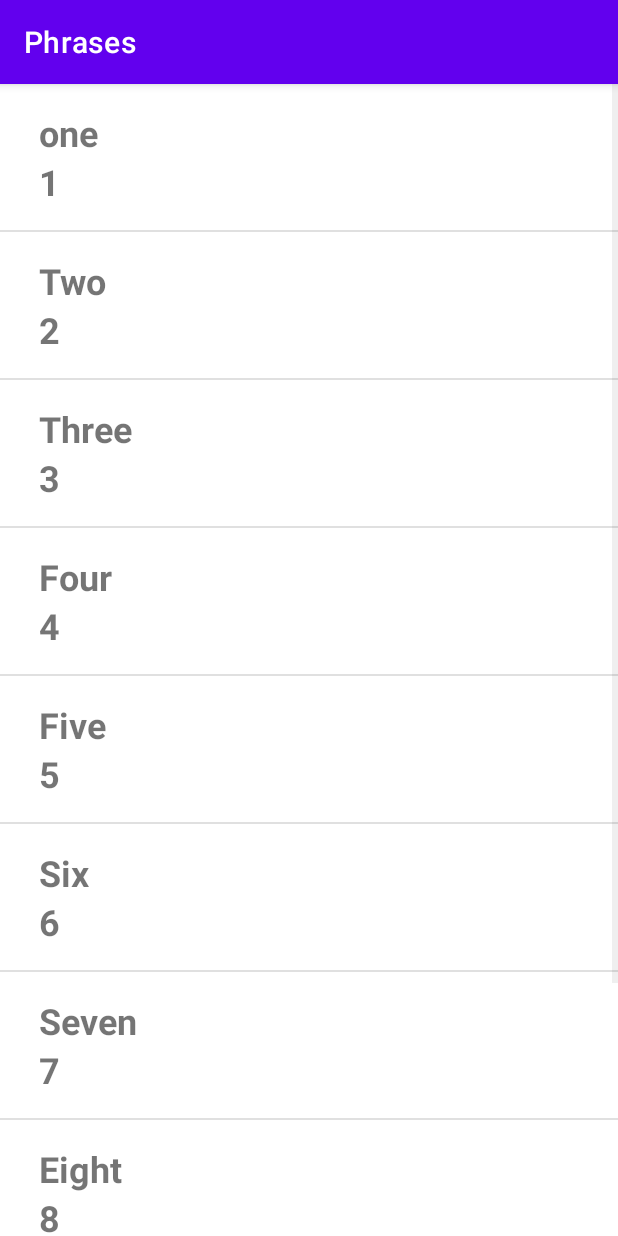
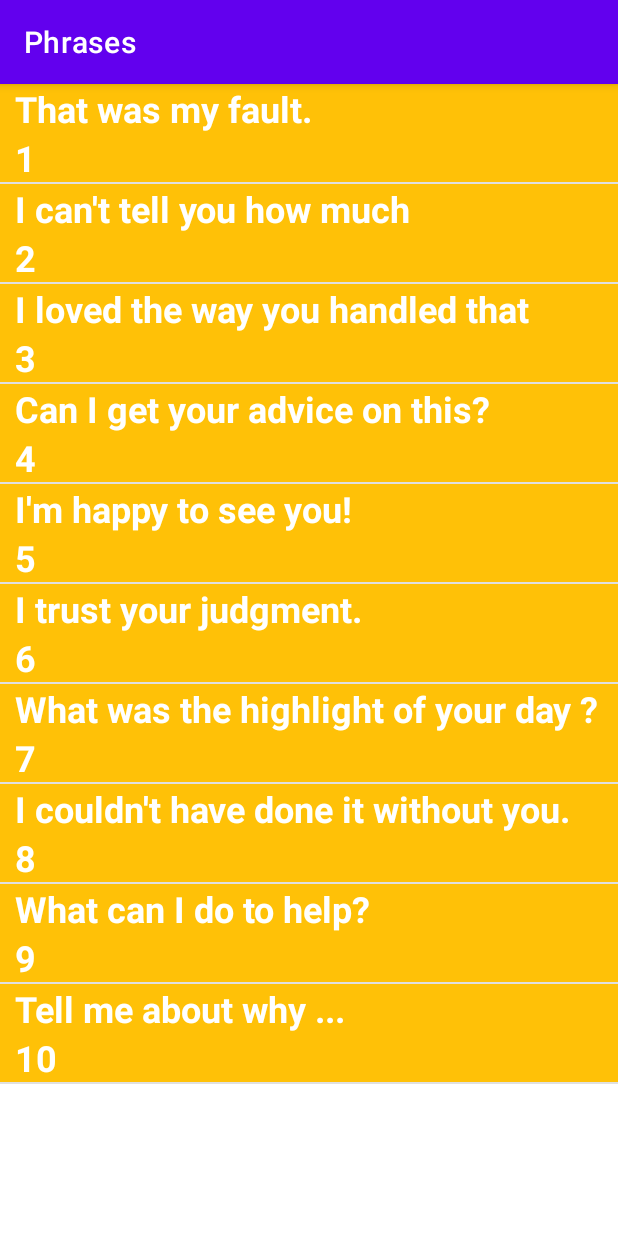
Before and after one commit to prayankverma/Miwok, an Android app: the PhrasesActivity screen opened directly, with no data from a screen before it, on a phone screen of 412 x 824 dp. Run offline under Robolectric (Android 15) with nearby library versions, the phone set to English and light mode, and no system bars.

Commit message:
ui improve

```diff
--- a/app/src/main/java/com/example/miwok/ColorsActivity.java
+++ b/app/src/main/java/com/example/miwok/ColorsActivity.java
@@ -27,7 +27,7 @@ public class ColorsActivity extends AppCompatActivity {
         words.add(new Word("Red","#ff0000",R.drawable.color_red));
         words.add(new Word("Red","#ff0000", R.drawable.color_white));
 
-        WordAdapter adapter = new WordAdapter(this,words);
+        WordAdapter adapter = new WordAdapter(this,words,R.color.blue,R.color.blue_lite);
         listView.setAdapter(adapter);
 
 
--- a/app/src/main/java/com/example/miwok/NumberActivity.java
+++ b/app/src/main/java/com/example/miwok/NumberActivity.java
@@ -36,7 +36,7 @@ public class NumberActivity extends AppCompatActivity {
 
 
 
-        WordAdapter adapter = new WordAdapter(this,words);
+        WordAdapter adapter = new WordAdapter(this,words,R.color.green,R.color.green_lite);
 
         listView.setAdapter(adapter);
 
--- a/app/src/main/java/com/example/miwok/PhrasesActivity.java
+++ b/app/src/main/java/com/example/miwok/PhrasesActivity.java
@@ -22,20 +22,20 @@ public class PhrasesActivity extends AppCompatActivity {
         ArrayList<Word> words = new ArrayList<>();
         ListView listView= (ListView) findViewById(R.id.phraseView);
 
-        words.add(new Word("1","one"));  //        Word w = new Word("1","one");
-        words.add(new Word("2","Two"));
-        words.add(new Word("3","Three"));
-        words.add(new Word("4","Four"));
-        words.add(new Word("5","Five"));
-        words.add(new Word("6","Six"));
-        words.add(new Word("7","Seven"));
-        words.add(new Word("8","Eight"));
-        words.add(new Word("9","Nine"));
-        words.add(new Word("10","Ten"));
+        words.add(new Word("1","That was my fault."));  //        Word w = new Word("1","one");
+        words.add(new Word("2","I can't tell you how much"));
+        words.add(new Word("3","I loved the way you handled that"));
+        words.add(new Word("4","Can I get your advice on this?"));
+        words.add(new Word("5","I'm happy to see you!"));
+        words.add(new Word("6","I trust your judgment."));
+        words.add(new Word("7","What was the highlight of your day ?"));
+        words.add(new Word("8","I couldn't have done it without you."));
+        words.add(new Word("9","What can I do to help?"));
+        words.add(new Word("10","Tell me about why ..."));
 
 
 
-        WordAdapter adapter = new WordAdapter(this,words);
+        WordAdapter adapter = new WordAdapter(this,words,R.color.yellow,R.color.yellow_lite);
 
         listView.setAdapter(adapter);
 
--- a/app/src/main/java/com/example/miwok/WordAdapter.java
+++ b/app/src/main/java/com/example/miwok/WordAdapter.java
@@ -10,17 +10,22 @@ import android.widget.TextView;
 
 import androidx.annotation.NonNull;
 import androidx.annotation.Nullable;
+import androidx.core.content.ContextCompat;
 
 import java.util.ArrayList;
 
 public class WordAdapter extends ArrayAdapter<Word> {
+    private int mColorREsourceId;
+    private int mColorREsourceId2;
 
 
-    public WordAdapter(@NonNull Context context, ArrayList<Word> words) {
+    public WordAdapter(@NonNull Context context, ArrayList<Word> words,int mColorREsourceId,int mColorREsourceId2) {
 
         // pass the context and arrayList for the super
         // constructor of the ArrayAdapter class
         super(context, 0, words);
+        this.mColorREsourceId=mColorREsourceId;
+        this.mColorREsourceId2=mColorREsourceId2;
     }
     @NonNull
     @Override
@@ -41,6 +46,8 @@ public class WordAdapter extends ArrayAdapter<Word> {
         TextView defaultTextView = listItemView.findViewById(R.id.default_text_view);
         defaultTextView.setText(currentWord.getmMiwokTranslation());
         ImageView imageView =listItemView.findViewById(R.id.imageView3);
+        int color1 = ContextCompat.getColor(getContext(),mColorREsourceId2);
+        imageView.setBackgroundColor(color1);
         if(currentWord.hasimage()){
 
         imageView.setImageResource(currentWord.getmImageResourceId());}
@@ -48,6 +55,10 @@ public class WordAdapter extends ArrayAdapter<Word> {
             imageView.setVisibility(View.GONE);
         }
 
+        View textContainer = listItemView.findViewById(R.id.text_container);
+        int color = ContextCompat.getColor(getContext(),mColorREsourceId);
+        textContainer.setBackgroundColor(color);
+
 
         return listItemView;
 
--- a/app/src/main/res/layout/list_item.xml
+++ b/app/src/main/res/layout/list_item.xml
@@ -4,20 +4,22 @@
     xmlns:tools="http://schemas.android.com/tools"
     android:layout_width="match_parent"
     android:layout_height="wrap_content"
-    android:orientation="horizontal"
-    android:padding="16dp">
+    android:orientation="horizontal">
 
 
     <ImageView
         android:id="@+id/imageView3"
         android:layout_width="wrap_content"
         android:layout_height="wrap_content"
+        android:background="@color/green_lite"
         app:srcCompat="@drawable/ic_launcher_background" />
 
     <LinearLayout
+        android:id="@+id/text_container"
         android:layout_width="match_parent"
         android:layout_height="match_parent"
         android:layout_weight="1"
+        android:background="@color/green"
         android:orientation="vertical">
 
         <TextView
@@ -28,6 +30,7 @@
             android:gravity="bottom"
             android:paddingStart="10dp"
             android:text="lutti"
+            android:textColor="#FFFFFF"
             android:textSize="24sp"
             android:textStyle="bold" />
 
@@ -36,8 +39,9 @@
             android:layout_width="match_parent"
             android:layout_height="wrap_content"
             android:layout_weight="1"
-            android:paddingLeft="10dp"
+            android:paddingStart="10dp"
             android:text="lutti"
+            android:textColor="#FFFFFF"
             android:textSize="24sp"
             android:textStyle="bold" />
     </LinearLayout>
--- a/app/src/main/res/values/colors.xml
+++ b/app/src/main/res/values/colors.xml
@@ -7,4 +7,12 @@
     <color name="teal_700">#FF018786</color>
     <color name="black">#FF000000</color>
     <color name="white">#FFFFFFFF</color>
+    <color name="yellow">#FFC107</color>
+    <color name="yellow_lite">#FBD86C</color>
+    <color name="green">#85D52A</color>
+    <color name="green_lite">#CCFFCE</color>
+    <color name="blue">#2196F3</color>
+    <color name="blue_lite">#C7EEFF</color>
+    <color name="pink">#EA3975</color>
+    <color name="pink_lite">#FFD3E2</color>
 </resources>
```
Also changed, not shown: app/src/main/java/com/example/miwok/FamilyMemberActivity.java (+17 -0 lines), app/src/main/res/layout/activity_family_member.xml (+6 -3 lines), app/src/main/res/layout/activity_main.xml (+4 -4 lines).
